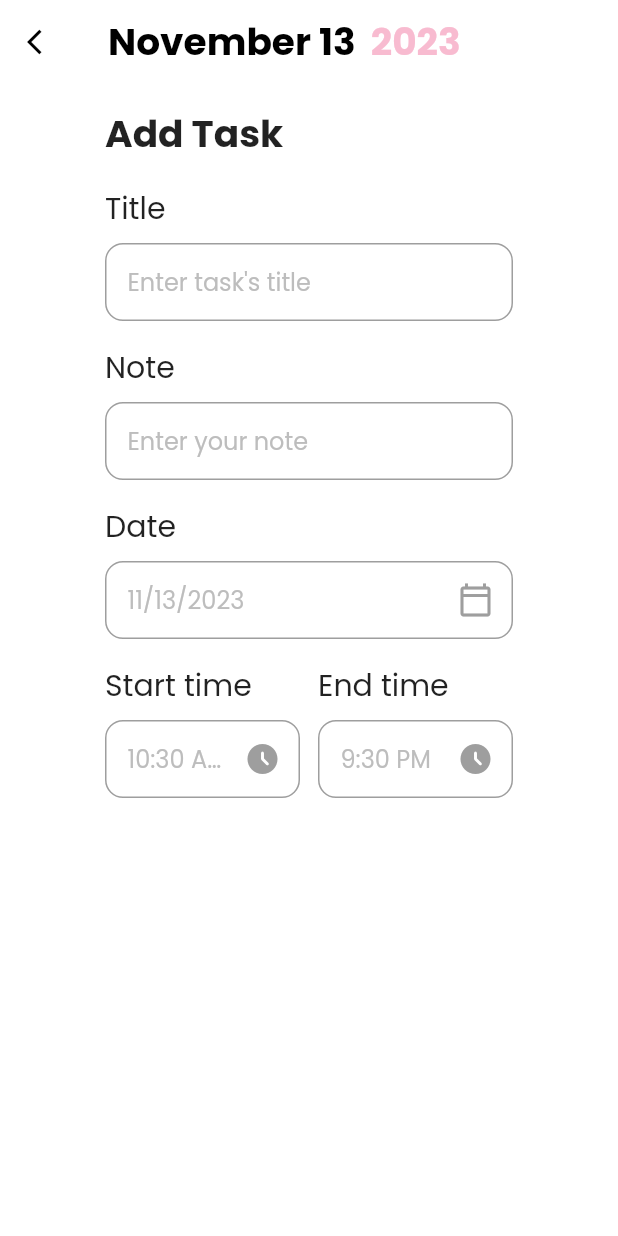
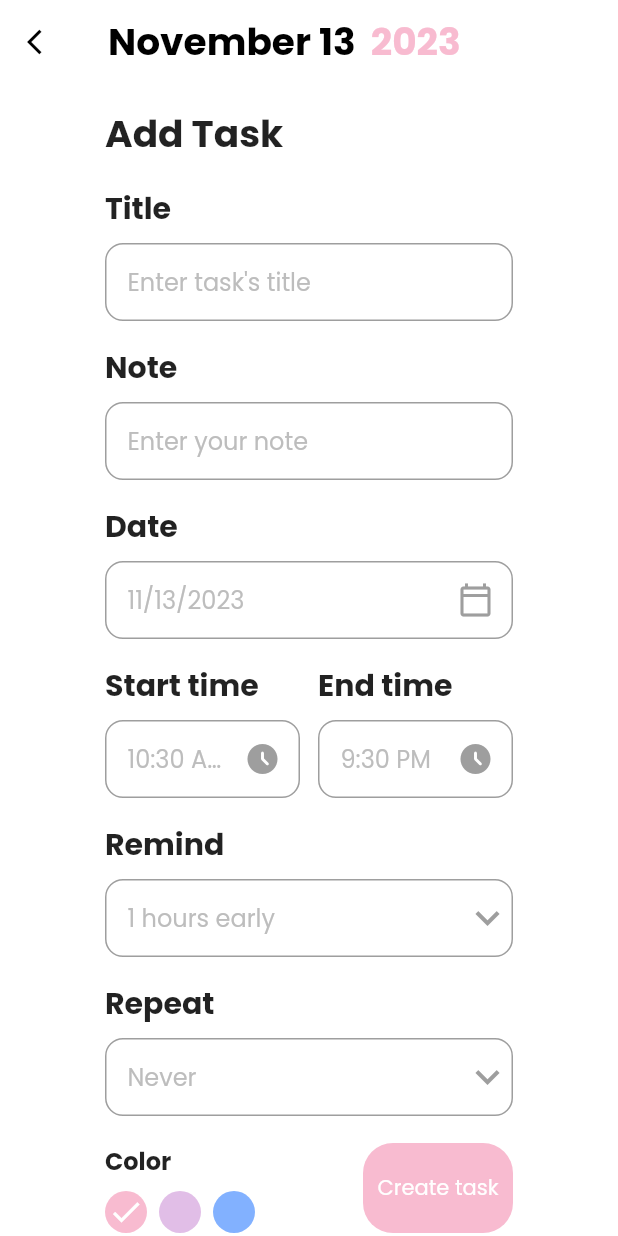
Before and after one commit to DanilIvanchik/RemindMe-Flutter-App, a Flutter app: the screen it shows after launch, after a tap on "Add task", on a phone screen of 412 x 824 dp. Run offline on Flutter 3.47's test engine with Material 2 defaults, Android fonts, the phone set to English and light mode, and no system bars; our stand-ins replace date_picker_timeline, get, google_fonts.

Commit message:
Added dependencies + improved add task page

```diff
--- a/lib/main.dart
+++ b/lib/main.dart
@@ -1,5 +1,6 @@
 import 'package:flutter/material.dart';
 import 'package:flutter_remind_me_app/pages/main_page.dart';
+import 'package:get/get.dart';
 
 void main() {
   runApp(const RemindMe());
@@ -10,7 +11,7 @@ class RemindMe extends StatelessWidget {
 
   @override
   Widget build(BuildContext context) {
-    return MaterialApp(
+    return GetMaterialApp(
       debugShowCheckedModeBanner: false,
       theme: ThemeData(fontFamily: 'Poppins'),
       home: MainPage(),
--- a/lib/pages/add_task_bar_page.dart
+++ b/lib/pages/add_task_bar_page.dart
@@ -1,4 +1,5 @@
 import 'package:flutter/material.dart';
+import 'package:flutter_remind_me_app/buttons/button.dart';
 import 'package:flutter_remind_me_app/util/input_field.dart';
 import 'package:get/get.dart';
 import 'package:intl/intl.dart';
@@ -12,8 +13,23 @@ class AddTask extends StatefulWidget {
 }
 
 class _AddTaskState extends State<AddTask> {
+  final TextEditingController _titleEditingController = TextEditingController();
+  final TextEditingController _noteEditingController = TextEditingController();
   String _endTime = "9:30 PM";
   String _startTime = DateFormat("hh:mm a").format(DateTime.now()).toString();
+  int _selectedReminder = 1;
+  String _selectedRepeat = "Never";
+
+  List<int> remindList = [1, 3, 5, 12, 24];
+  List<String> RepeatList = [
+    "Never",
+    "Everyday",
+    "Every week",
+    "Every month",
+    "Every year"
+  ];
+
+  int _selectedColor = 0;
 
   @override
   Widget build(BuildContext context) {
@@ -64,8 +80,16 @@ class _AddTaskState extends State<AddTask> {
               "Add Task",
               style: TextStyle(fontWeight: FontWeight.bold, fontSize: 25),
             ),
-            const AddTaskInputFiels(hint: "Enter task's title", title: "Title"),
-            const AddTaskInputFiels(hint: "Enter your note", title: "Note"),
+            AddTaskInputFiels(
+              hint: "Enter task's title",
+              title: "Title",
+              controller: _titleEditingController,
+            ),
+            AddTaskInputFiels(
+              hint: "Enter your note",
+              title: "Note",
+              controller: _noteEditingController,
+            ),
             AddTaskInputFiels(
               hint: DateFormat.yMd().format(widget.chosenDate),
               title: "Date",
@@ -95,7 +119,7 @@ class _AddTaskState extends State<AddTask> {
                     ),
                   ),
                 )),
-                SizedBox(
+                const SizedBox(
                   width: 12,
                 ),
                 Expanded(
@@ -106,14 +130,77 @@ class _AddTaskState extends State<AddTask> {
                     onPressed: () {
                       _getTimeFromUser(false);
                     },
-                    icon: Icon(
+                    icon: const Icon(
                       Icons.access_time_filled_rounded,
                       color: Colors.grey,
                     ),
                   ),
                 ))
               ],
-            )
+            ),
+            AddTaskInputFiels(
+              hint: "$_selectedReminder hours early",
+              title: "Remind",
+              passedWidget: DropdownButton(
+                items: remindList.map<DropdownMenuItem<String>>((int value) {
+                  return DropdownMenuItem<String>(
+                    value: value.toString(),
+                    child: Text(value.toString()),
+                  );
+                }).toList(),
+                icon: Icon(
+                  Icons.keyboard_arrow_down,
+                  color: Colors.grey,
+                ),
+                iconSize: 32,
+                underline: Container(),
+                elevation: 4,
+                onChanged: (String? newValue) {
+                  setState(() {
+                    _selectedReminder = int.parse(newValue!);
+                  });
+                },
+              ),
+            ),
+            AddTaskInputFiels(
+              hint: "$_selectedRepeat",
+              title: "Repeat",
+              passedWidget: DropdownButton(
+                items:
+                    RepeatList.map<DropdownMenuItem<String>>((String? value) {
+                  return DropdownMenuItem<String>(
+                    value: value,
+                    child: Text(value!),
+                  );
+                }).toList(),
+                icon: const Icon(
+                  Icons.keyboard_arrow_down,
+                  color: Colors.grey,
+                ),
+                iconSize: 32,
+                underline: Container(),
+                elevation: 4,
+                onChanged: (String? newValue) {
+                  setState(() {
+                    _selectedRepeat = newValue!;
+                  });
+                },
+              ),
+            ),
+            const SizedBox(
+              height: 18,
+            ),
+            Row(
+              mainAxisAlignment: MainAxisAlignment.spaceBetween,
+              crossAxisAlignment: CrossAxisAlignment.center,
+              children: [
+                _colorPallet(),
+                MyButton(lable: "Create task", onTap: () => _validateData())
+              ],
+            ),
+            const SizedBox(
+              height: 25,
+            ),
           ],
         )),
       ),
@@ -157,4 +244,63 @@ class _AddTaskState extends State<AddTask> {
             hour: int.parse(_startTime.split(":")[0]),
             minute: int.parse(_startTime.split(":")[1].split(" ")[0])));
   }
+
+  TextStyle get getHeaderStyle {
+    return const TextStyle(
+        fontWeight: FontWeight.bold, fontSize: 25, color: Colors.black);
+  }
+
+  _validateData() {
+    if (_titleEditingController.text.isNotEmpty &&
+        _noteEditingController.text.isNotEmpty) {
+      Navigator.of(context).pop();
+    } else if (_titleEditingController.text.isEmpty ||
+        _noteEditingController.text.isEmpty) {
+      Get.snackbar("Required", "All feileds are required!",
+          snackPosition: SnackPosition.BOTTOM,
+          backgroundColor: Colors.red.shade100,
+          colorText: Colors.white,
+          icon: Icon(
+            Icons.warning_amber_rounded,
+            color: Colors.white,
+          ));
+    }
+  }
+
+  _colorPallet() {
+    return Column(
+      crossAxisAlignment: CrossAxisAlignment.start,
+      children: [
+        const Text(
+          "Color",
+          style: TextStyle(fontSize: 16, fontWeight: FontWeight.bold),
+        ),
+        Wrap(
+          children: List<Widget>.generate(3, (int index) {
+            return GestureDetector(
+              onTap: () {
+                setState(() {
+                  _selectedColor = index;
+                });
+              },
+              child: Padding(
+                padding: const EdgeInsets.only(right: 8, top: 8),
+                child: CircleAvatar(
+                  child: _selectedColor == index
+                      ? Icon(Icons.done, color: Colors.white)
+                      : Container(),
+                  radius: 14,
+                  backgroundColor: index == 0
+                      ? Colors.pink.shade100
+                      : index == 1
+                          ? Colors.purple.shade100
+                          : Colors.blueAccent.shade100,
+                ),
+              ),
+            );
+          }),
+        )
+      ],
+    );
+  }
 }
--- a/lib/util/input_field.dart
+++ b/lib/util/input_field.dart
@@ -25,7 +25,7 @@ class _AddTaskInputFielsState extends State<AddTaskInputFiels> {
       child: Column(crossAxisAlignment: CrossAxisAlignment.start, children: [
         Text(
           widget.title,
-          style: TextStyle(fontSize: 20),
+          style: TextStyle(fontSize: 20, fontWeight: FontWeight.bold),
         ),
         Container(
           height: 52,
--- a/pubspec.yaml
+++ b/pubspec.yaml
@@ -33,7 +33,7 @@ dependencies:
   table_calendar: ^3.0.9
   intl:
   google_fonts:
-  get:
+  get: ^4.6.5
   date_picker_timeline:
 
 
```
